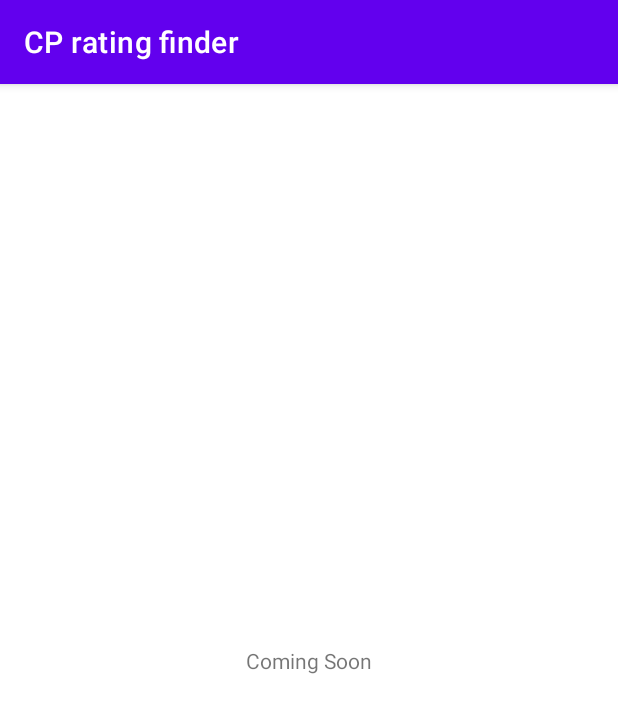
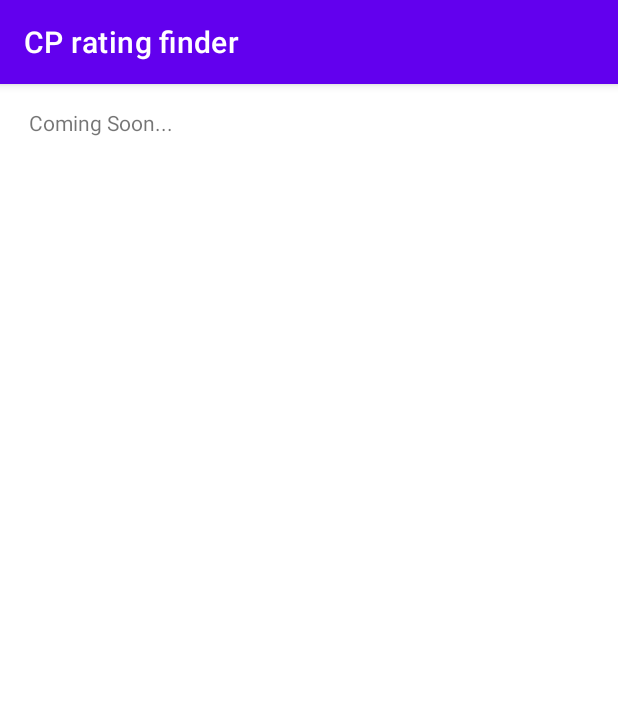
Before and after one commit to shubhamgarg1671/ratingfinder, an Android app: the FriendList screen opened directly, with no data from a screen before it, on a phone screen of 412 x 824 dp. Shown: the top 713 px of the screen. Run offline under Robolectric (Android 15) with nearby library versions, the phone set to English and light mode, and no system bars.

```diff
--- a/app/build.gradle
+++ b/app/build.gradle
@@ -45,4 +45,8 @@ dependencies {
     implementation 'com.squareup.okhttp3:okhttp:3.8.1'
     implementation 'com.android.volley:volley:1.1.1'
 
+    // Recycler view
+    implementation("androidx.recyclerview:recyclerview:1.2.1")
+    // For control over item selection of both touch and mouse driven selection
+    implementation("androidx.recyclerview:recyclerview-selection:1.1.0")
 }
--- /dev/null
+++ b/app/src/main/java/com/example/ratingfinder/Adapter/FriendAdapter.kt
@@ -0,0 +1,29 @@
+package com.example.ratingfinder.Adapter
+
+import android.view.LayoutInflater
+import android.view.View
+import android.view.ViewGroup
+import android.widget.TextView
+import androidx.recyclerview.widget.RecyclerView
+import androidx.recyclerview.widget.RecyclerView.Adapter
+import com.example.ratingfinder.R
+
+class FriendAdapter(val items: ArrayList<String>) : RecyclerView.Adapter<FriendViewHolder>() {
+    override fun onCreateViewHolder(parent: ViewGroup, viewType: Int): FriendViewHolder {
+        val view =  LayoutInflater.from(parent.context).inflate(R.layout.item_friend, parent, false)
+        return FriendViewHolder(view)
+    }
+
+    override fun onBindViewHolder(holder: FriendViewHolder, position: Int) {
+        val currentItem = items[position]
+        holder.friend.text = currentItem
+    }
+
+    override fun getItemCount(): Int {
+        return items.size
+    }
+}
+
+class FriendViewHolder(itemView: View) : RecyclerView.ViewHolder(itemView) {
+    val friend : TextView = itemView.findViewById(R.id.friend)
+}
--- a/app/src/main/java/com/example/ratingfinder/FriendList.kt
+++ b/app/src/main/java/com/example/ratingfinder/FriendList.kt
@@ -1,10 +1,14 @@
 package com.example.ratingfinder
 
 import android.content.Context
+import android.content.SharedPreferences
 import android.os.Bundle
 import android.util.Log
-import android.widget.TextView
 import androidx.appcompat.app.AppCompatActivity
+import androidx.recyclerview.widget.LinearLayoutManager
+import androidx.recyclerview.widget.RecyclerView
+import com.example.ratingfinder.Adapter.FriendAdapter
+import com.example.ratingfinder.model.Friend
 import java.io.*
 
 class FriendList : AppCompatActivity() {
@@ -15,6 +19,8 @@ class FriendList : AppCompatActivity() {
         super.onCreate(savedInstanceState)
         setContentView(R.layout.activity_friend_list)
 
+        val sharedPref: SharedPreferences = getPreferences(Context.MODE_PRIVATE)
+        val friendArray = arrayListOf<Friend>()
         val bundle = intent.extras
         if (bundle!=null) {
             val message: String? = bundle.getString("result")
@@ -22,45 +28,35 @@ class FriendList : AppCompatActivity() {
             val user: String? = bundle.getString("User")
             val url: String? = bundle.getString("ProfileURL")
             Log.e("FriendList Activity", "through add friend button")
+            val editor: SharedPreferences.Editor = sharedPref.edit()
+
+            // Using current time stamp as key in sharedPreference
+            val currentTime = System.nanoTime().toString()
+            editor.putString(currentTime, platform+user)
+            editor.apply()
         }
         else
         {
             Log.e("FriendList Activity", "just a friend list")
         }
-
-
-            val filename = "myfile"
-        val fileContents = "Hello world!"
-        try {
-            val outputStreamWriter: OutputStreamWriter = OutputStreamWriter(this.openFileOutput(filename, Context.MODE_PRIVATE))
-            outputStreamWriter.write(fileContents);
-            outputStreamWriter.close();
-            }
-        catch (e: IOException) {
-            Log.e("Exception", "File write failed: " + e.toString());
+        val allEntries: Map<String, *> = sharedPref.getAll()
+        for ((key, value) in allEntries) {
+            Log.e("map values", key + ": " + value.toString())
         }
 
-        var line: String = ""
+        val recyclerView = findViewById<RecyclerView>(R.id.friend_list)
+        recyclerView.layoutManager = LinearLayoutManager(this)
+        val item = getdata()
+        val adapter: FriendAdapter = FriendAdapter(item)
+        recyclerView.adapter= adapter
 
-        try {
-            val inputStream: InputStream = this.openFileInput(filename)
-            if (inputStream != null) {
-                val inputStreamReader = InputStreamReader(inputStream)
-                val bufferedReader = BufferedReader(inputStreamReader)
-                var receiveString: String? = ""
-                val stringBuilder = StringBuilder()
-                while (bufferedReader.readLine().also { receiveString = it } != null) {
-                    stringBuilder.append("\n").append(receiveString)
-                }
-                inputStream.close()
-                line = stringBuilder.toString()
-            }
-        } catch (e: FileNotFoundException) {
-            Log.e("login activity", "File not found: $e")
-        } catch (e: IOException) {
-            Log.e("login activity", "Can not read file: $e")
+    }
+    private fun getdata(): ArrayList<String> {
+        val list = ArrayList<String>()
+        for (i in 0 until 1)
+        {
+            list.add(" Coming Soon...")
         }
-
-        Log.e(filename, line)
+        return list
     }
 }
--- a/app/src/main/java/com/example/ratingfinder/MainActivity.kt
+++ b/app/src/main/java/com/example/ratingfinder/MainActivity.kt
@@ -10,7 +10,6 @@ import com.android.volley.toolbox.JsonObjectRequest
 import com.android.volley.toolbox.Volley
 import com.example.ratingfinder.model.Friend
 import java.util.*
-
 
 class MainActivity : AppCompatActivity() {
     override fun onCreate(savedInstanceState: Bundle?) {
--- a/app/src/main/res/layout/activity_friend_list.xml
+++ b/app/src/main/res/layout/activity_friend_list.xml
@@ -5,14 +5,24 @@
     android:layout_width="match_parent"
     android:layout_height="match_parent"
     tools:context=".FriendList">
-
-    <TextView
-        android:id="@+id/textView5"
+<!--
+    <ProgressBar
+        android:id="@+id/progressBar"
+        style="?android:attr/progressBarStyle"
         android:layout_width="wrap_content"
         android:layout_height="wrap_content"
-        android:text="Coming Soon"
         app:layout_constraintBottom_toBottomOf="parent"
         app:layout_constraintEnd_toEndOf="parent"
         app:layout_constraintStart_toStartOf="parent"
         app:layout_constraintTop_toTopOf="parent" />
+-->
+    <androidx.recyclerview.widget.RecyclerView
+        android:id="@+id/friend_list"
+        android:layout_width="match_parent"
+        android:layout_height="match_parent"
+        app:layout_constraintBottom_toBottomOf="parent"
+        app:layout_constraintEnd_toEndOf="parent"
+        app:layout_constraintStart_toStartOf="parent"
+        app:layout_constraintTop_toTopOf="parent" />
+
 </androidx.constraintlayout.widget.ConstraintLayout>
--- /dev/null
+++ b/app/src/main/res/layout/item_friend.xml
@@ -0,0 +1,18 @@
+<?xml version="1.0" encoding="utf-8"?>
+<androidx.constraintlayout.widget.ConstraintLayout xmlns:android="http://schemas.android.com/apk/res/android"
+    xmlns:app="http://schemas.android.com/apk/res-auto"
+    xmlns:tools="http://schemas.android.com/tools"
+    android:layout_width="match_parent"
+    android:padding="16dp"
+    android:layout_height="wrap_content">
+
+    <TextView
+        android:id="@+id/friend"
+        android:layout_width="match_parent"
+        android:layout_height="wrap_content"
+        android:text="TextView"
+        app:layout_constraintEnd_toEndOf="parent"
+        app:layout_constraintStart_toStartOf="parent"
+        tools:layout_editor_absoluteY="255dp"
+        tools:ignore="MissingConstraints" />
+</androidx.constraintlayout.widget.ConstraintLayout>
--- a/app/src/main/res/values/strings.xml
+++ b/app/src/main/res/values/strings.xml
@@ -6,4 +6,5 @@
         <item>codeforces</item>
     </string-array>
     <string name="please_wait">Please Wait..</string>
+    <string name="preference_file_key">CP Rating Finder</string>
 </resources>
```
